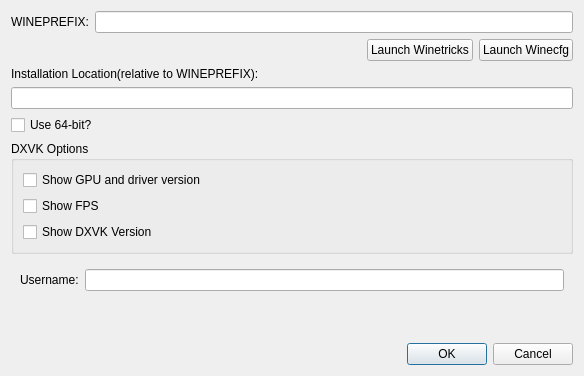
Old version of the form settingsdialog.ui in the repository rm5248/RenegadeXLauncher.
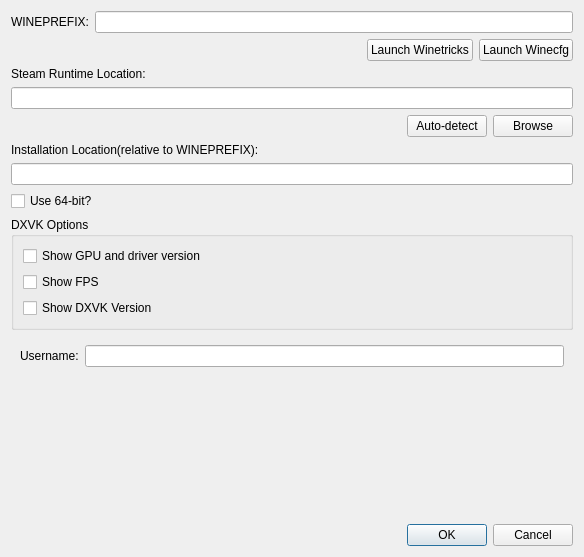
New version of the form.

Commit message: Add options for steam.  they don't currently work

The edit to the form file:
```diff
--- a/settingsdialog.ui
+++ b/settingsdialog.ui
@@ -7,7 +7,7 @@
     <x>0</x>
     <y>0</y>
     <width>584</width>
-    <height>376</height>
+    <height>557</height>
    </rect>
   </property>
   <property name="windowTitle">
@@ -87,6 +87,79 @@
      </layout>
     </widget>
    </item>
+   <item>
+    <widget class="QWidget" name="widget_5" native="true">
+     <layout class="QVBoxLayout" name="verticalLayout_4">
+      <property name="leftMargin">
+       <number>0</number>
+      </property>
+      <property name="topMargin">
+       <number>0</number>
+      </property>
+      <property name="rightMargin">
+       <number>0</number>
+      </property>
+      <property name="bottomMargin">
+       <number>0</number>
+      </property>
+      <item>
+       <widget class="QLabel" name="label_3">
+        <property name="text">
+         <string>Steam Runtime Location:</string>
+        </property>
+       </widget>
+      </item>
+      <item>
+       <widget class="QLineEdit" name="steamLocation"/>
+      </item>
+      <item>
+       <widget class="QWidget" name="widget_6" native="true">
+        <layout class="QHBoxLayout" name="horizontalLayout_4">
+         <property name="leftMargin">
+          <number>0</number>
+         </property>
+         <property name="topMargin">
+          <number>0</number>
+         </property>
+         <property name="rightMargin">
+          <number>0</number>
+         </property>
+         <property name="bottomMargin">
+          <number>0</number>
+         </property>
+         <item>
+          <spacer name="horizontalSpacer_2">
+           <property name="orientation">
+            <enum>Qt::Horizontal</enum>
+           </property>
+           <property name="sizeHint" stdset="0">
+            <size>
+             <width>40</width>
+             <height>20</height>
+            </size>
+           </property>
+          </spacer>
+         </item>
+         <item>
+          <widget class="QPushButton" name="autoDetectSteam">
+           <property name="text">
+            <string>Auto-detect</string>
+           </property>
+          </widget>
+         </item>
+         <item>
+          <widget class="QPushButton" name="browseSteam">
+           <property name="text">
+            <string>Browse</string>
+           </property>
+          </widget>
+         </item>
+        </layout>
+       </widget>
+      </item>
+     </layout>
+    </widget>
+   </item>
    <item>
     <widget class="QWidget" name="widget_3" native="true">
      <layout class="QVBoxLayout" name="verticalLayout_2">
```
The commit also changes 3 other files.
